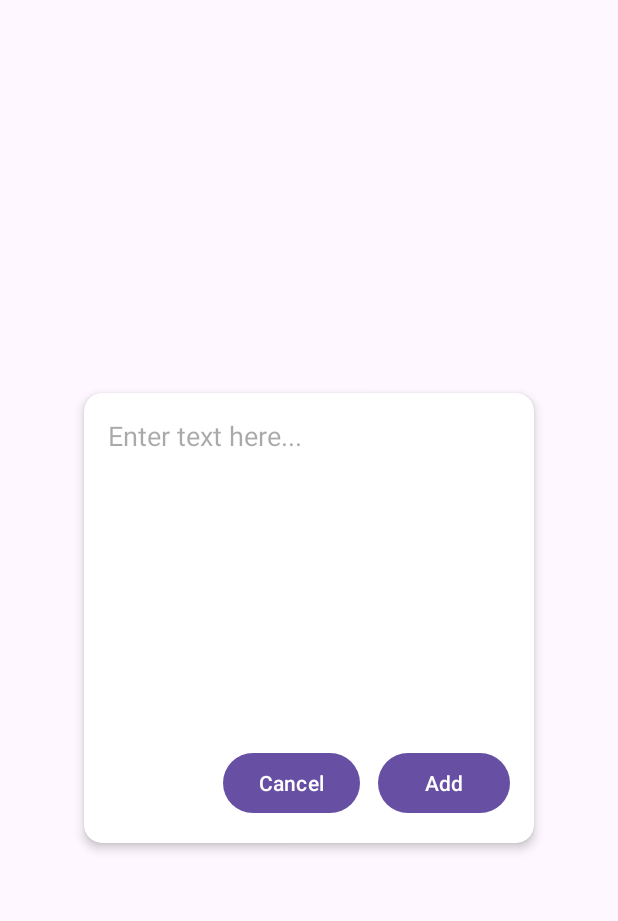
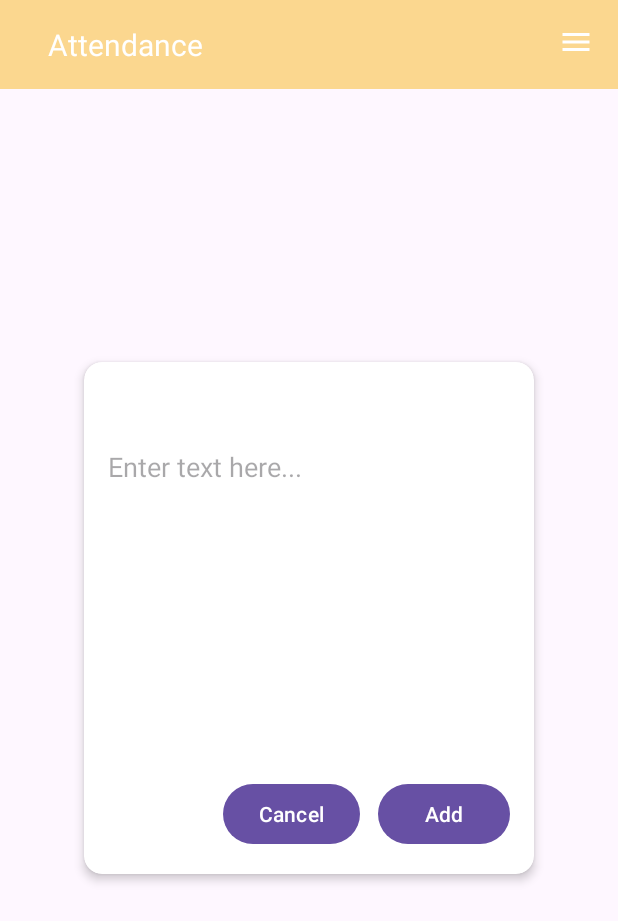
Before and after one commit to Clarr1/android-qr-scanner, an Android app: the AddStudents screen opened directly, with no data from a screen before it, on a phone screen of 412 x 824 dp. Shown: the top 921 px of the screen. Run offline under Robolectric (Android 15) with nearby library versions, the phone set to English and light mode, and no system bars.

Commit message:
Initial commit

```diff
--- a/app/build.gradle.kts
+++ b/app/build.gradle.kts
@@ -37,6 +37,8 @@ dependencies {
     implementation(libs.material)
     implementation(libs.activity)
     implementation(libs.constraintlayout)
+    implementation(libs.recyclerview)
+    implementation(libs.cardview)
     testImplementation(libs.junit)
     androidTestImplementation(libs.ext.junit)
     androidTestImplementation(libs.espresso.core)
--- a/app/src/main/java/com/example/qrscanner/AddStudents.java
+++ b/app/src/main/java/com/example/qrscanner/AddStudents.java
@@ -4,6 +4,7 @@ import android.os.Bundle;
 import android.view.View;
 import android.widget.Button;
 import android.widget.EditText;
+import android.widget.TextView;
 
 import androidx.activity.EdgeToEdge;
 import androidx.appcompat.app.AppCompatActivity;
@@ -14,16 +15,23 @@ import androidx.core.view.WindowInsetsCompat;
 public class AddStudents extends AppCompatActivity {
     EditText add_student_text_box;
     Button add_btn, cancel_btn;
+    TextView subjectTitle;
 
     @Override
     protected void onCreate(Bundle savedInstanceState) {
         super.onCreate(savedInstanceState);
         setContentView(R.layout.activity_add_students);
 
+        String subjectName = getIntent().getStringExtra("subject_name");
 
     add_btn = findViewById(R.id.add_btn);
     cancel_btn = findViewById(R.id.cancel_btn);
     add_student_text_box = findViewById(R.id.add_student_text_box);
+
+        subjectTitle = findViewById(R.id.subject_title);
+
+        // Show selected subject
+        subjectTitle.setText(subjectName);
 
     add_btn.setOnClickListener(new View.OnClickListener() {
         @Override
--- /dev/null
+++ b/app/src/main/res/drawable/outline_add_24.xml
@@ -0,0 +1,5 @@
+<vector xmlns:android="http://schemas.android.com/apk/res/android" android:height="24dp" android:tint="#FFFFFF" android:viewportHeight="960" android:viewportWidth="960" android:width="24dp">
+
+    <path android:fillColor="@android:color/white" android:pathData="M440,520L200,520L200,440L440,440L440,200L520,200L520,440L760,440L760,520L520,520L520,760L440,760L440,520Z"/>
+
+</vector>
--- /dev/null
+++ b/app/src/main/res/drawable/outline_arrow_back_24.xml
@@ -0,0 +1,5 @@
+<vector xmlns:android="http://schemas.android.com/apk/res/android" android:autoMirrored="true" android:height="24dp" android:tint="#FFFFFF" android:viewportHeight="960" android:viewportWidth="960" android:width="24dp">
+
+    <path android:fillColor="@android:color/white" android:pathData="M313,520L537,744L480,800L160,480L480,160L537,216L313,440L800,440L800,520L313,520Z"/>
+
+</vector>
--- /dev/null
+++ b/app/src/main/res/drawable/outline_menu_24.xml
@@ -0,0 +1,5 @@
+<vector xmlns:android="http://schemas.android.com/apk/res/android" android:height="24dp" android:tint="#FFFFFF" android:viewportHeight="960" android:viewportWidth="960" android:width="24dp">
+
+    <path android:fillColor="@android:color/white" android:pathData="M120,720L120,640L840,640L840,720L120,720ZM120,520L120,440L840,440L840,520L120,520ZM120,320L120,240L840,240L840,320L120,320Z"/>
+
+</vector>
--- a/app/src/main/res/layout/activity_add_students.xml
+++ b/app/src/main/res/layout/activity_add_students.xml
@@ -5,6 +5,8 @@
     android:layout_width="match_parent"
     android:layout_height="match_parent"
     tools:context=".AddStudents">
+
+    <include layout="@layout/toolbar"/>
 
     <androidx.cardview.widget.CardView
         android:layout_width="300dp"
@@ -22,6 +24,17 @@
             android:padding="16dp"
             android:layout_width="match_parent"
             android:layout_height="wrap_content">
+
+            <!-- Subject Title -->
+            <TextView
+                android:id="@+id/subject_title"
+                android:layout_width="match_parent"
+                android:layout_height="wrap_content"
+                android:text="Subject Name"
+                android:textSize="22sp"
+                android:textStyle="bold"
+                android:paddingBottom="12dp"/>
+
 
             <!-- EditText -->
             <EditText
--- /dev/null
+++ b/app/src/main/res/layout/toolbar.xml
@@ -0,0 +1,38 @@
+<?xml version="1.0" encoding="utf-8"?>
+<RelativeLayout xmlns:android="http://schemas.android.com/apk/res/android"
+    android:layout_width="match_parent"
+    android:layout_height="wrap_content"
+    android:background="#fbd78f">
+    <RelativeLayout
+        android:layout_width="match_parent"
+        android:layout_height="wrap_content"
+        android:padding="16dp">
+
+        <!--back_arrow-->
+<!--        <ImageView-->
+<!--            android:layout_width="wrap_content"-->
+<!--            android:layout_height="wrap_content"-->
+<!--            android:id="@+id/left_icon"-->
+<!--            android:layout_centerVertical="true"-->
+<!--            android:src="@drawable/outline_arrow_back_24"/>
+android:layout_toEndOf="@+id/left_icon"-->
+
+        <TextView
+            android:layout_width="wrap_content"
+            android:layout_height="wrap_content"
+            android:layout_marginStart="16dp"
+            android:layout_centerVertical="true"
+            android:textColor="@android:color/white"
+            android:textSize="20sp"
+            android:text="Attendance"
+            />
+
+        <ImageView
+            android:layout_width="wrap_content"
+            android:layout_height="wrap_content"
+            android:id="@+id/right_icon"
+            android:src="@drawable/outline_menu_24"
+            android:layout_alignParentEnd="true"/>
+</RelativeLayout>
+
+</RelativeLayout>
--- a/gradle/libs.versions.toml
+++ b/gradle/libs.versions.toml
@@ -7,6 +7,8 @@ appcompat = "1.7.1"
 material = "1.13.0"
 activity = "1.10.1"
 constraintlayout = "2.2.1"
+recyclerview = "1.4.0"
+cardview = "1.0.0"
 
 [libraries]
 junit = { group = "junit", name = "junit", version.ref = "junit" }
@@ -16,6 +18,8 @@ appcompat = { group = "androidx.appcompat", name = "appcompat", version.ref = "a
 material = { group = "com.google.android.material", name = "material", version.ref = "material" }
 activity = { group = "androidx.activity", name = "activity", version.ref = "activity" }
 constraintlayout = { group = "androidx.constraintlayout", name = "constraintlayout", version.ref = "constraintlayout" }
+recyclerview = { group = "androidx.recyclerview", name = "recyclerview", version.ref = "recyclerview" }
+cardview = { group = "androidx.cardview", name = "cardview", version.ref = "cardview" }
 
 [plugins]
 android-application = { id = "com.android.application", version.ref = "agp" }
```
Also changed, not shown: app/src/main/java/com/example/qrscanner/AddClass.java (+27 -0 lines), app/src/main/java/com/example/qrscanner/CustomAdapter.java (added, +64 -0 lines), app/src/main/java/com/example/qrscanner/DatabaseHelper.java (+73 -16 lines), app/src/main/java/com/example/qrscanner/MainActivity.java (+46 -0 lines), app/src/main/res/layout/activity_add_class.xml (+2 -21 lines), app/src/main/res/layout/activity_main.xml (+34 -0 lines), app/src/main/res/layout/subject_display.xml (added, +37 -0 lines).
